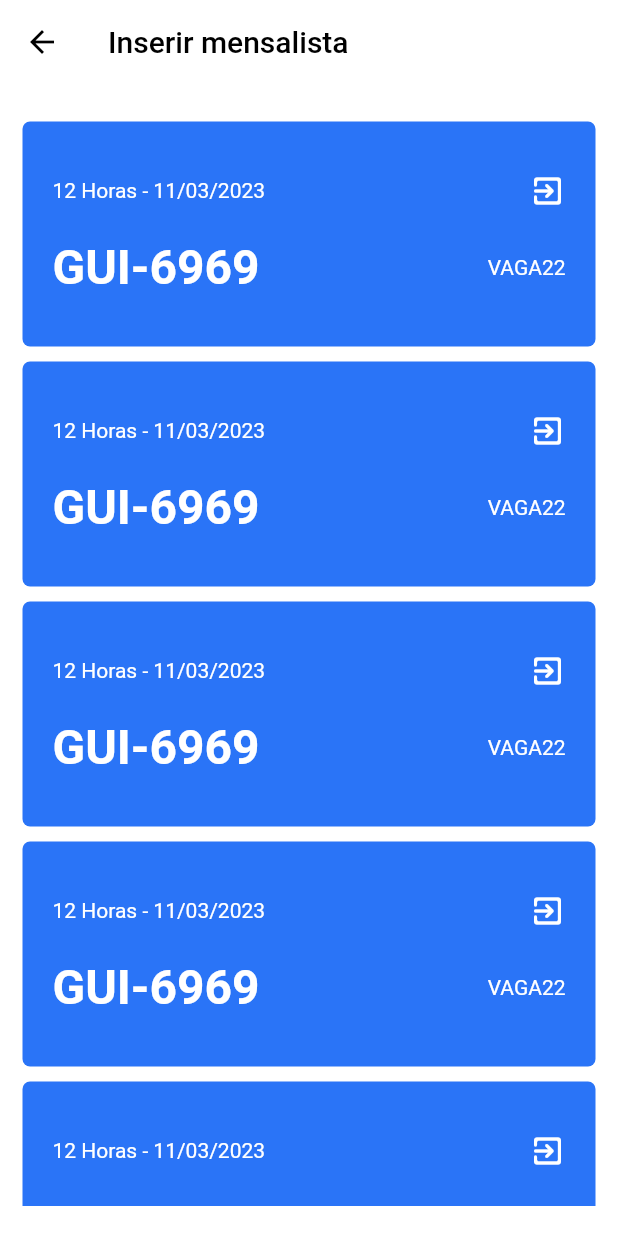
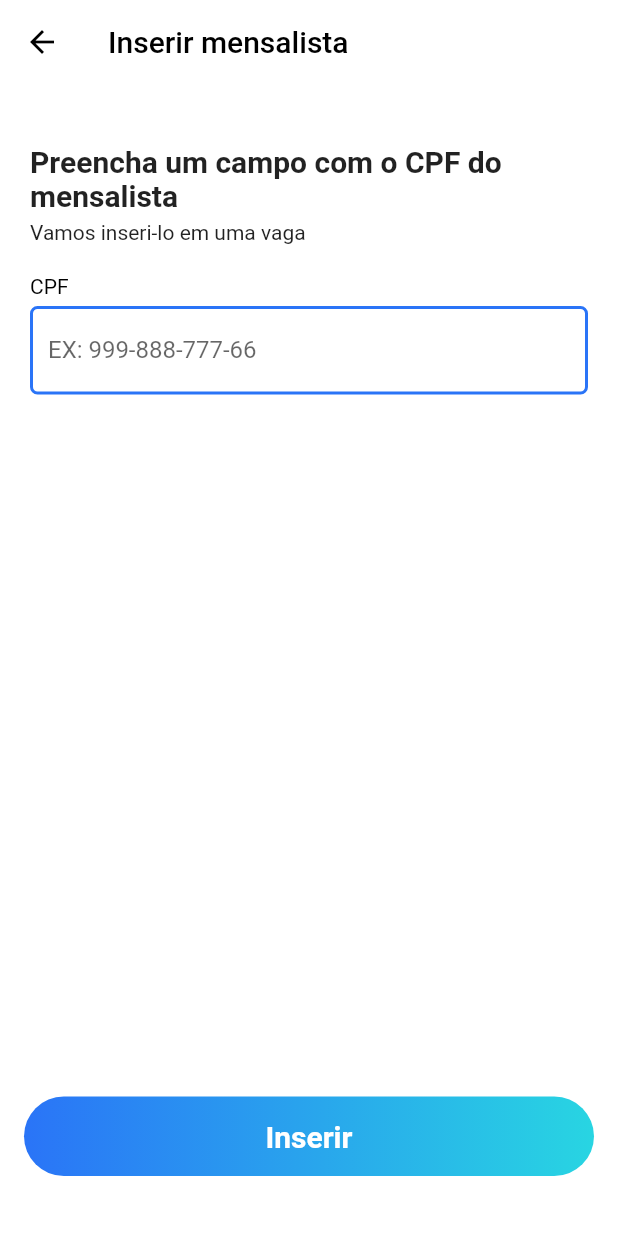
Before and after one commit to RicMerces/ParkingManager, a Flutter app: the InsertMounthly screen opened directly, on a phone screen of 412 x 824 dp. Run offline on Flutter 3.47's test engine with Material 2 defaults, Android fonts, the phone set to English and light mode, and no system bars; our stand-ins replace flutter_svg, get.

Commit message:
So consumit

```diff
--- a/parkings/lib/screens/insert_mounthly.dart
+++ b/parkings/lib/screens/insert_mounthly.dart
@@ -1,8 +1,17 @@
 import 'package:flutter/material.dart';
+import 'package:parkings/widgets/park_btn.dart';
 
-class InsertMounthly extends StatelessWidget {
+import '../widgets/blue_form_field.dart';
+
+class InsertMounthly extends StatefulWidget {
   const InsertMounthly({Key? key}) : super(key: key);
 
+  @override
+  State<InsertMounthly> createState() => _InsertMounthlyState();
+}
+
+class _InsertMounthlyState extends State<InsertMounthly> {
+  TextEditingController controller = TextEditingController();
   @override
   Widget build(BuildContext context) {
     return Scaffold(
@@ -18,70 +27,48 @@ class InsertMounthly extends StatelessWidget {
           ),
         ),
       ),
-      body: Column(
-        children: [
-          Expanded(
-            child: Container(
-              padding: EdgeInsets.symmetric(
-                vertical: 20,
-                horizontal: 10,
-              ),
-              width: MediaQuery.of(context).size.width,
-              child: ListView.builder(
-                shrinkWrap: true,
-                itemCount: 10,
-                itemBuilder: (BuildContext context, int index) => Container(
-                  decoration: BoxDecoration(
-                      color: Color(0xff2A74F7),
-                      borderRadius: BorderRadius.circular(5)),
-                  height: 150,
-                  padding: EdgeInsets.all(20),
-                  margin: EdgeInsets.all(5),
+      body: Padding(
+        padding: const EdgeInsets.symmetric(vertical: 40),
         child: Column(
-                    mainAxisAlignment: MainAxisAlignment.center,
-                    children: [
-                      Row(
           mainAxisAlignment: MainAxisAlignment.spaceBetween,
           children: [
+            Column(
+              crossAxisAlignment: CrossAxisAlignment.start,
+              children: [
+                Container(
+                  padding: const EdgeInsets.symmetric(horizontal: 20),
+                  child: Column(
+                    crossAxisAlignment: CrossAxisAlignment.start,
+                    children: [
                       Text(
-                            "12 Horas - 11/03/2023",
-                            style: TextStyle(color: Colors.white),
+                        "Preencha um campo com o CPF do mensalista",
+                        style: TextStyle(
+                          fontSize: 20,
+                          fontWeight: FontWeight.bold,
                         ),
-                          Icon(
-                            Icons.exit_to_app_rounded,
-                            color: Colors.white,
-                          ),
-                        ],
                       ),
                       SizedBox(
-                        height: 20,
-                      ),
-                      Row(
-                        mainAxisAlignment: MainAxisAlignment.spaceBetween,
-                        children: [
-                          Text(
-                            "GUI-6969",
-                            style: TextStyle(
-                              color: Colors.white,
-                              fontWeight: FontWeight.bold,
-                              fontSize: 32,
-                            ),
+                        height: 5,
                       ),
                       Text(
-                            "VAGA22",
-                            style: TextStyle(
-                              color: Colors.white,
-                            ),
-                          ),
-                        ],
+                        "Vamos inseri-lo em uma vaga",
                       ),
                     ],
                   ),
                 ),
+                SizedBox(
+                  height: 10,
                 ),
+                BlueFormField(
+                  controller: controller,
+                  labelTitle: "CPF",
+                  labelText: "EX: 999-888-777-66",
                 ),
-          )
               ],
+            ),
+            ParkBtn(title: "Inserir"),
+          ],
+        ),
       ),
     );
   }
--- a/parkings/lib/screens/mounthly_created_list.dart
+++ b/parkings/lib/screens/mounthly_created_list.dart
@@ -12,7 +12,7 @@ class MounthlyCreatedList extends StatelessWidget {
         foregroundColor: Colors.black,
         elevation: 0,
         title: Text(
-          "Criar Horistas",
+          "Mensalistas criados",
           style: TextStyle(
             color: Colors.black,
           ),
--- a/parkings/lib/screens/openin.dart
+++ b/parkings/lib/screens/openin.dart
@@ -16,7 +16,7 @@ class Openin extends StatelessWidget {
           crossAxisAlignment: CrossAxisAlignment.center,
           mainAxisAlignment: MainAxisAlignment.spaceAround,
           children: [
-            Column(
+            const Column(
               children: [
                 Text(
                   "Bem vindo(a) ao ",
@@ -35,7 +35,7 @@ class Openin extends StatelessWidget {
               ],
             ),
             SvgPicture.asset("assets/svg/logo.svg"),
-            Column(
+            const Column(
               children: [
                 Text(
                   "Estacione seu carro com tranquilidade",
@@ -56,7 +56,7 @@ class Openin extends StatelessWidget {
                 ),
               ],
             ),
-            ParkBtn(),
+            ParkBtn(title: "Entrar"),
           ],
         ),
       ),
--- a/parkings/lib/widgets/blue_form_field.dart
+++ b/parkings/lib/widgets/blue_form_field.dart
@@ -1,23 +1,68 @@
 import 'package:flutter/material.dart';
 
-class BlueFormField extends StatelessWidget {
+class BlueFormField extends StatefulWidget {
+  const BlueFormField({
+    super.key,
+    this.labelText = "",
+    required this.controller,
+    required this.labelTitle,
+    this.subtitle = "",
+  });
+
+  final TextEditingController controller;
+  final String labelText;
+
+  final String labelTitle;
+  final String subtitle;
+  @override
+  State<BlueFormField> createState() => _BlueFormFieldState();
+}
+
+class _BlueFormFieldState extends State<BlueFormField> {
   @override
   Widget build(BuildContext context) {
     return Container(
-      width: MediaQuery.of(context).size.width,
-      height: 50.0,
-      padding: EdgeInsets.symmetric(horizontal: 10.0),
-      decoration: BoxDecoration(
-        color: Colors.blueAccent[700],
-        borderRadius: BorderRadius.circular(8.0),
-      ),
-      child: TextField(
-        decoration: InputDecoration(
-          border: InputBorder.none,
-          hintText: 'Digite aqui...',
-          hintStyle: TextStyle(color: Colors.white54),
-        ),
-        style: TextStyle(color: Colors.white),
+      margin: EdgeInsets.symmetric(vertical: 5, horizontal: 20),
+      child: Column(
+        children: [
+          widget.labelTitle == "" || widget.labelTitle == null
+              ? SizedBox()
+              : Container(
+                  margin: EdgeInsets.symmetric(vertical: 5),
+                  child: Row(
+                    mainAxisAlignment: MainAxisAlignment.start,
+                    children: [
+                      Text(widget.labelTitle,
+                          style: TextStyle(color: Colors.black)),
+                      widget.subtitle != ""
+                          ? Text(widget.subtitle)
+                          : SizedBox(),
+                    ],
+                  ),
+                ),
+          TextFormField(
+            controller: widget.controller,
+            decoration: InputDecoration(
+              enabledBorder: OutlineInputBorder(
+                borderRadius: BorderRadius.circular(5),
+                borderSide: BorderSide(
+                  color: Color(0xff2A74F7),
+                  width: 2,
+                ),
+              ),
+              labelText: widget.labelText,
+              border: OutlineInputBorder(
+                borderRadius: BorderRadius.circular(5),
+                borderSide: BorderSide(
+                  color: Color(0xff2A74F7),
+                  width: 2.0,
+                ),
+              ),
+              filled: true,
+              fillColor: Colors.white,
+            ),
+          ),
+        ],
       ),
     );
   }
--- a/parkings/lib/widgets/park_btn.dart
+++ b/parkings/lib/widgets/park_btn.dart
@@ -3,8 +3,8 @@ import 'package:get/route_manager.dart';
 import 'package:parkings/screens/home.dart';
 
 class ParkBtn extends StatelessWidget {
-  const ParkBtn({Key? key}) : super(key: key);
-
+  const ParkBtn({Key? key, required this.title}) : super(key: key);
+  final String title;
   @override
   Widget build(BuildContext context) {
     return MaterialButton(
@@ -14,7 +14,7 @@ class ParkBtn extends StatelessWidget {
         width: MediaQuery.of(context).size.width,
         decoration: BoxDecoration(
           borderRadius: BorderRadius.circular(30),
-          gradient: LinearGradient(
+          gradient: const LinearGradient(
             colors: [
               Color(0xff2A74F7),
               Color(0xff28D5E2),
@@ -25,7 +25,7 @@ class ParkBtn extends StatelessWidget {
           mainAxisAlignment: MainAxisAlignment.center,
           children: [
             Text(
-              "Entrar",
+              title,
               style: TextStyle(
                 fontSize: 20,
                 color: Colors.white,
```
Also changed, not shown: parkings/lib/screens/create_hourist.dart (+51 -8 lines), parkings/lib/screens/create_mounthly.dart (+69 -2 lines). Lines whose indentation alone changed are shown as unchanged.
